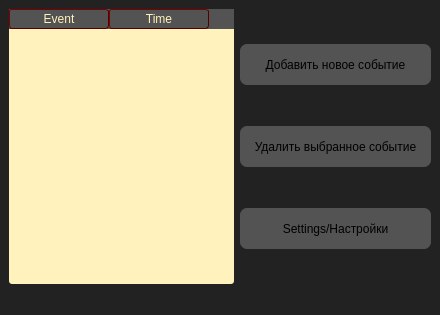
First picture: the form in design.ui, repository dmhd6219/JoJoOrganizer, before the edit.
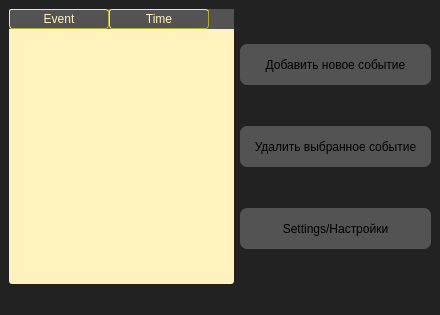
Second picture: the form after the edit. Icons and pictures are not drawn.

```diff
--- a/design.ui
+++ b/design.ui
@@ -58,7 +58,7 @@
 {
 background-color:  rgb(83, 83, 83);
 color:rgb(255, 242, 189);
-border:1px outset rgb(85, 0, 0);
+border:1px outset rgb(181, 172, 37);
 border-radius: 3px;
 }
 </string>
```
Left out of the diff: 2 changed lines with no effect on the pictures.
